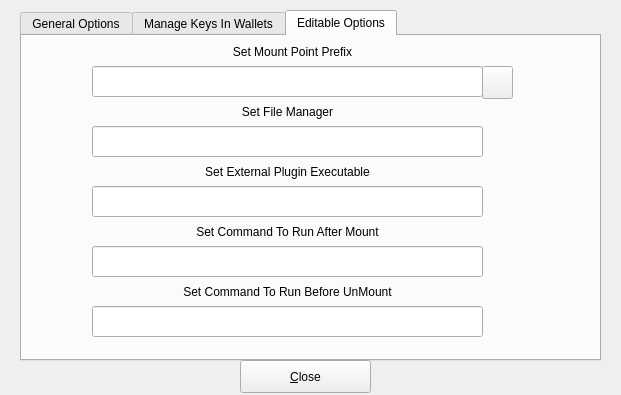
First picture: the form in src/configoptions.ui, repository mhogomchungu/sirikali, before the edit.
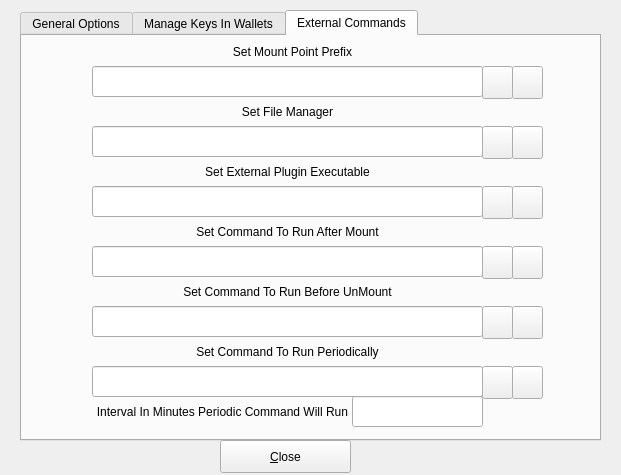
Second picture: the form after the edit. The open tabs and pages were chosen to show the change.

Commit message: add a UI way to set command that will run periodically and its interval

What changed in the file:
```diff
--- a/src/configoptions.ui
+++ b/src/configoptions.ui
@@ -7,7 +7,7 @@
     <x>0</x>
     <y>0</y>
     <width>621</width>
-    <height>395</height>
+    <height>475</height>
    </rect>
   </property>
   <property name="windowTitle">
@@ -19,7 +19,7 @@
      <x>20</x>
      <y>10</y>
      <width>581</width>
-     <height>351</height>
+     <height>431</height>
     </rect>
    </property>
    <property name="currentIndex">
@@ -363,7 +363,7 @@
    </widget>
    <widget class="QWidget" name="setExecutables">
     <attribute name="title">
-     <string>Editable Options</string>
+     <string>External Commands</string>
     </attribute>
     <widget class="QLabel" name="label_2">
      <property name="geometry">
@@ -523,13 +523,232 @@
       <bool>true</bool>
      </property>
     </widget>
+    <widget class="QPushButton" name="pbPostMountCommand">
+     <property name="geometry">
+      <rect>
+       <x>460</x>
+       <y>210</y>
+       <width>31</width>
+       <height>33</height>
+      </rect>
+     </property>
+     <property name="text">
+      <string/>
+     </property>
+    </widget>
+    <widget class="QPushButton" name="pbPreUnMountCommand">
+     <property name="geometry">
+      <rect>
+       <x>460</x>
+       <y>270</y>
+       <width>31</width>
+       <height>33</height>
+      </rect>
+     </property>
+     <property name="text">
+      <string/>
+     </property>
+    </widget>
+    <widget class="QLabel" name="label_13">
+     <property name="geometry">
+      <rect>
+       <x>70</x>
+       <y>300</y>
+       <width>391</width>
+       <height>31</height>
+      </rect>
+     </property>
+     <property name="text">
+      <string>Set Command To Run Periodically</string>
+     </property>
+     <property name="alignment">
+      <set>Qt::AlignCenter</set>
+     </property>
+     <property name="wordWrap">
+      <bool>true</bool>
+     </property>
+    </widget>
+    <widget class="QLineEdit" name="lineEditRunPeriodically">
+     <property name="geometry">
+      <rect>
+       <x>70</x>
+       <y>330</y>
+       <width>391</width>
+       <height>31</height>
+      </rect>
+     </property>
+    </widget>
+    <widget class="QPushButton" name="pbRunPeriodicallyCommand">
+     <property name="geometry">
+      <rect>
+       <x>460</x>
+       <y>330</y>
+       <width>31</width>
+       <height>33</height>
+      </rect>
+     </property>
+     <property name="text">
+      <string/>
+     </property>
+    </widget>
+    <widget class="QLineEdit" name="lineEditRunPeriodicallyInterval">
+     <property name="geometry">
+      <rect>
+       <x>330</x>
+       <y>360</y>
+       <width>131</width>
+       <height>31</height>
+      </rect>
+     </property>
+    </widget>
+    <widget class="QLabel" name="label_14">
+     <property name="geometry">
+      <rect>
+       <x>70</x>
+       <y>360</y>
+       <width>261</width>
+       <height>31</height>
+      </rect>
+     </property>
+     <property name="text">
+      <string>Interval In Minutes Periodic Command Will Run</string>
+     </property>
+     <property name="alignment">
+      <set>Qt::AlignCenter</set>
+     </property>
+     <property name="wordWrap">
+      <bool>true</bool>
+     </property>
+    </widget>
+    <widget class="QPushButton" name="pbSetFileManager">
+     <property name="geometry">
+      <rect>
+       <x>460</x>
+       <y>90</y>
+       <width>31</width>
+       <height>33</height>
+      </rect>
+     </property>
+     <property name="text">
+      <string/>
+     </property>
+    </widget>
+    <widget class="QPushButton" name="pbSetExternalCommand">
+     <property name="geometry">
+      <rect>
+       <x>460</x>
+       <y>150</y>
+       <width>31</width>
+       <height>33</height>
+      </rect>
+     </property>
+     <property name="text">
+      <string/>
+     </property>
+    </widget>
+    <widget class="QPushButton" name="pbExternalExecutableDefault">
+     <property name="geometry">
+      <rect>
+       <x>490</x>
+       <y>150</y>
+       <width>31</width>
+       <height>33</height>
+      </rect>
+     </property>
+     <property name="toolTip">
+      <string>Set To Default</string>
+     </property>
+     <property name="text">
+      <string/>
+     </property>
+    </widget>
+    <widget class="QPushButton" name="pbSetFileManagerToDefault">
+     <property name="geometry">
+      <rect>
+       <x>490</x>
+       <y>90</y>
+       <width>31</width>
+       <height>33</height>
+      </rect>
+     </property>
+     <property name="toolTip">
+      <string>Set To Default</string>
+     </property>
+     <property name="text">
+      <string/>
+     </property>
+    </widget>
+    <widget class="QPushButton" name="pbMountPointPrefixDefault">
+     <property name="geometry">
+      <rect>
+       <x>490</x>
+       <y>30</y>
+       <width>31</width>
+       <height>33</height>
+      </rect>
+     </property>
+     <property name="toolTip">
+      <string>Set To Default</string>
+     </property>
+     <property name="text">
+      <string/>
+     </property>
+    </widget>
+    <widget class="QPushButton" name="pbRunPostMountCommandDefault">
+     <property name="geometry">
+      <rect>
+       <x>490</x>
+       <y>210</y>
+       <width>31</width>
+       <height>33</height>
+      </rect>
+     </property>
+     <property name="toolTip">
+      <string>Set To Default</string>
+     </property>
+     <property name="text">
+      <string/>
+     </property>
+    </widget>
+    <widget class="QPushButton" name="pbRunPreUnMountCommandDefault">
+     <property name="geometry">
+      <rect>
+       <x>490</x>
+       <y>270</y>
+       <width>31</width>
+       <height>33</height>
+      </rect>
+     </property>
+     <property name="toolTip">
+      <string>Set To Default</string>
+     </property>
+     <property name="text">
+      <string/>
+     </property>
+    </widget>
+    <widget class="QPushButton" name="pbRunCommandPeriodicallyDefault">
+     <property name="geometry">
+      <rect>
+       <x>490</x>
+       <y>330</y>
+       <width>31</width>
+       <height>33</height>
+      </rect>
+     </property>
+     <property name="toolTip">
+      <string>Set To Default</string>
+     </property>
+     <property name="text">
+      <string/>
+     </property>
+    </widget>
    </widget>
   </widget>
   <widget class="QPushButton" name="pushButton">
    <property name="geometry">
     <rect>
-     <x>240</x>
-     <y>360</y>
+     <x>220</x>
+     <y>440</y>
      <width>131</width>
      <height>33</height>
     </rect>
```
Left out of the diff: 64 changed lines with no effect on the pictures. The commit also changes 5 other files.
